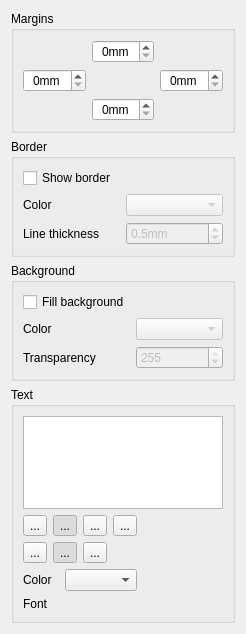
The window that ui/TextElement.ui (KDE/kxstitch) describes before a commit, drawn with Qt 5.
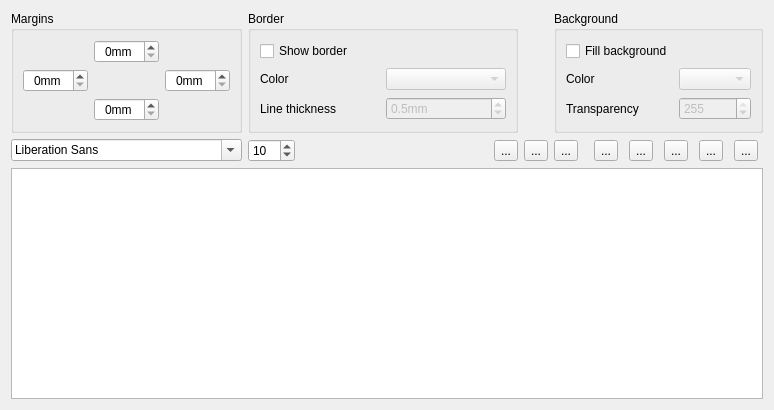
The same window after the commit. Custom widgets are drawn as their Qt base class.

Commit message:
Implemented rich text editor for printer config text element
Additional print setup changes:
- modified method of rendering symbols in the key element
- draw boundary box around key and text elements when not drawing a
  border, this is only in the setup dialog not the final print
- fix bug with the number of key elements displayed

The edit to the form file:
```diff
--- a/ui/TextElement.ui
+++ b/ui/TextElement.ui
@@ -6,15 +6,15 @@
    <rect>
     <x>0</x>
     <y>0</y>
-    <width>246</width>
-    <height>634</height>
+    <width>774</width>
+    <height>410</height>
    </rect>
   </property>
   <property name="windowTitle">
    <string>Text Element Properties</string>
   </property>
-  <layout class="QVBoxLayout" name="verticalLayout">
-   <item>
+  <layout class="QGridLayout" name="gridLayout_3">
+   <item row="0" column="0">
     <widget class="QGroupBox" name="groupBox_4">
      <property name="title">
       <string>Margins</string>
@@ -152,7 +152,7 @@
      </layout>
     </widget>
    </item>
-   <item>
+   <item row="0" column="1" colspan="3">
     <widget class="QGroupBox" name="groupBox">
      <property name="title">
       <string>Border</string>
@@ -217,7 +217,7 @@
      </layout>
     </widget>
    </item>
-   <item>
+   <item row="0" column="5" colspan="6">
     <widget class="QGroupBox" name="groupBox_2">
      <property name="title">
       <string comment="Groupbox title for background properties">Background</string>
@@ -267,18 +267,106 @@
      </layout>
     </widget>
    </item>
-   <item>
-    <widget class="QGroupBox" name="groupBox_3">
-     <property name="title">
-      <string>Text</string>
+   <item row="1" column="0">
+    <widget class="QFontComboBox" name="FontFamily">
+     <property name="toolTip">
+      <string>Text font family</string>
      </property>
-     <layout class="QGridLayout" name="gridLayout_5">
-      <item row="0" column="0" colspan="3">
-       <widget class="KTextEdit" name="Text"/>
-      </item>
-      <item row="1" column="0" colspan="2">
-       <layout class="QGridLayout" name="gridLayout_3">
-        <item row="0" column="0">
+    </widget>
+   </item>
+   <item row="1" column="1">
+    <widget class="QSpinBox" name="PointSize">
+     <property name="sizePolicy">
+      <sizepolicy hsizetype="Fixed" vsizetype="Fixed">
+       <horstretch>0</horstretch>
+       <verstretch>0</verstretch>
+      </sizepolicy>
+     </property>
+     <property name="toolTip">
+      <string>Text point size</string>
+     </property>
+     <property name="minimum">
+      <number>5</number>
+     </property>
+     <property name="maximum">
+      <number>100</number>
+     </property>
+     <property name="value">
+      <number>10</number>
+     </property>
+    </widget>
+   </item>
+   <item row="1" column="2">
+    <spacer name="horizontalSpacer">
+     <property name="orientation">
+      <enum>Qt::Horizontal</enum>
+     </property>
+     <property name="sizeHint" stdset="0">
+      <size>
+       <width>138</width>
+       <height>20</height>
+      </size>
+     </property>
+    </spacer>
+   </item>
+   <item row="1" column="3">
+    <widget class="QToolButton" name="BoldButton">
+     <property name="toolTip">
+      <string>Bold text</string>
+     </property>
+     <property name="text">
+      <string>...</string>
+     </property>
+     <property name="iconSize">
+      <size>
+       <width>22</width>
+       <height>22</height>
+      </size>
+     </property>
+     <property name="checkable">
+      <bool>true</bool>
+     </property>
+    </widget>
+   </item>
+   <item row="1" column="4">
+    <widget class="QToolButton" name="ItalicButton">
+     <property name="toolTip">
+      <string>Italics text</string>
+     </property>
+     <property name="text">
+      <string>...</string>
+     </property>
+     <property name="iconSize">
+      <size>
+       <width>22</width>
+       <height>22</height>
+      </size>
+     </property>
+     <property name="checkable">
+      <bool>true</bool>
+     </property>
+    </widget>
+   </item>
+   <item row="1" column="5">
+    <widget class="QToolButton" name="UnderlineButton">
+     <property name="toolTip">
+      <string>Underline text</string>
+     </property>
+     <property name="text">
+      <string>...</string>
+     </property>
+     <property name="iconSize">
+      <size>
+       <width>22</width>
+       <height>22</height>
+      </size>
+     </property>
+     <property name="checkable">
+      <bool>true</bool>
+     </property>
+    </widget>
+   </item>
+   <item row="1" column="6">
          <widget class="QToolButton" name="AlignLeft">
           <property name="toolTip">
            <string>Align left</string>
@@ -295,12 +383,9 @@
           <property name="checkable">
            <bool>true</bool>
           </property>
-          <property name="autoExclusive">
-           <bool>false</bool>
-          </property>
-         </widget>
-        </item>
-        <item row="0" column="1">
+    </widget>
+   </item>
+   <item row="1" column="7">
          <widget class="QToolButton" name="AlignHCenter">
           <property name="toolTip">
            <string>Align horizontal center</string>
@@ -317,15 +402,9 @@
           <property name="checkable">
            <bool>true</bool>
           </property>
-          <property name="checked">
-           <bool>true</bool>
-          </property>
-          <property name="autoExclusive">
-           <bool>false</bool>
-          </property>
-         </widget>
-        </item>
-        <item row="0" column="2">
+    </widget>
+   </item>
+   <item row="1" column="8">
          <widget class="QToolButton" name="AlignRight">
           <property name="toolTip">
            <string>Align right</string>
@@ -342,39 +421,14 @@
           <property name="checkable">
            <bool>true</bool>
           </property>
-          <property name="autoExclusive">
-           <bool>false</bool>
-          </property>
-         </widget>
-        </item>
-        <item row="0" column="3">
+    </widget>
+   </item>
+   <item row="1" column="9">
          <widget class="QToolButton" name="AlignJustify">
           <property name="toolTip">
            <string>Justify</string>
           </property>
           <property name="text">
-           <string notr="true">...</string>
-          </property>
-          <property name="iconSize">
-           <size>
-            <width>22</width>
-            <height>22</height>
-           </size>
-          </property>
-          <property name="checkable">
-           <bool>true</bool>
-          </property>
-          <property name="autoExclusive">
-           <bool>false</bool>
-          </property>
-         </widget>
-        </item>
-        <item row="1" column="0">
-         <widget class="QToolButton" name="AlignTop">
-          <property name="toolTip">
-           <string>Align top</string>
-          </property>
-          <property name="text">
            <string>...</string>
           </property>
           <property name="iconSize">
@@ -388,83 +442,21 @@
           </property>
          </widget>
         </item>
-        <item row="1" column="1">
-         <widget class="QToolButton" name="AlignVCenter">
+   <item row="1" column="10">
+    <widget class="QToolButton" name="TextColor">
           <property name="toolTip">
            <string>Align vertical center</string>
           </property>
           <property name="text">
            <string>...</string>
           </property>
-          <property name="iconSize">
-           <size>
-            <width>22</width>
-            <height>22</height>
-           </size>
-          </property>
-          <property name="checkable">
-           <bool>true</bool>
-          </property>
-          <property name="checked">
-           <bool>true</bool>
-          </property>
-         </widget>
-        </item>
-        <item row="1" column="2">
-         <widget class="QToolButton" name="AlignBottom">
-          <property name="toolTip">
-           <string>Align bottom</string>
-          </property>
-          <property name="text">
-           <string>...</string>
-          </property>
-          <property name="iconSize">
-           <size>
-            <width>22</width>
-            <height>22</height>
-           </size>
-          </property>
-          <property name="checkable">
-           <bool>true</bool>
-          </property>
-         </widget>
-        </item>
-       </layout>
-      </item>
-      <item row="1" column="2">
-       <spacer name="horizontalSpacer">
-        <property name="orientation">
-         <enum>Qt::Horizontal</enum>
-        </property>
-        <property name="sizeHint" stdset="0">
-         <size>
-          <width>56</width>
-          <height>20</height>
-         </size>
-        </property>
-       </spacer>
-      </item>
-      <item row="2" column="0">
-       <widget class="QLabel" name="label_5">
-        <property name="text">
-         <string comment="Label for color value">Color</string>
-        </property>
-       </widget>
-      </item>
-      <item row="2" column="1">
-       <widget class="KColorCombo" name="TextColor"/>
-      </item>
-      <item row="3" column="0">
-       <widget class="QLabel" name="label_6">
-        <property name="text">
-         <string>Font</string>
-        </property>
-       </widget>
-      </item>
-      <item row="3" column="1">
-       <widget class="KFontRequester" name="TextFont"/>
-      </item>
-     </layout>
+    </widget>
+   </item>
+   <item row="2" column="0" colspan="11">
+    <widget class="QTextEdit" name="Text">
+     <property name="autoFormatting">
+      <set>QTextEdit::AutoAll</set>
+     </property>
     </widget>
    </item>
   </layout>
@@ -475,16 +467,6 @@
    <extends>QComboBox</extends>
    <header>kcolorcombo.h</header>
   </customwidget>
-  <customwidget>
-   <class>KFontRequester</class>
-   <extends>QWidget</extends>
-   <header>kfontrequester.h</header>
-  </customwidget>
-  <customwidget>
-   <class>KTextEdit</class>
-   <extends>QTextEdit</extends>
-   <header>ktextedit.h</header>
-  </customwidget>
  </customwidgets>
  <tabstops>
   <tabstop>MarginTop</tabstop>
```
Left out of the diff: 100 changed lines with no effect on the pictures. Lines whose indentation alone changed are shown as unchanged. The commit also changes 7 other files.
